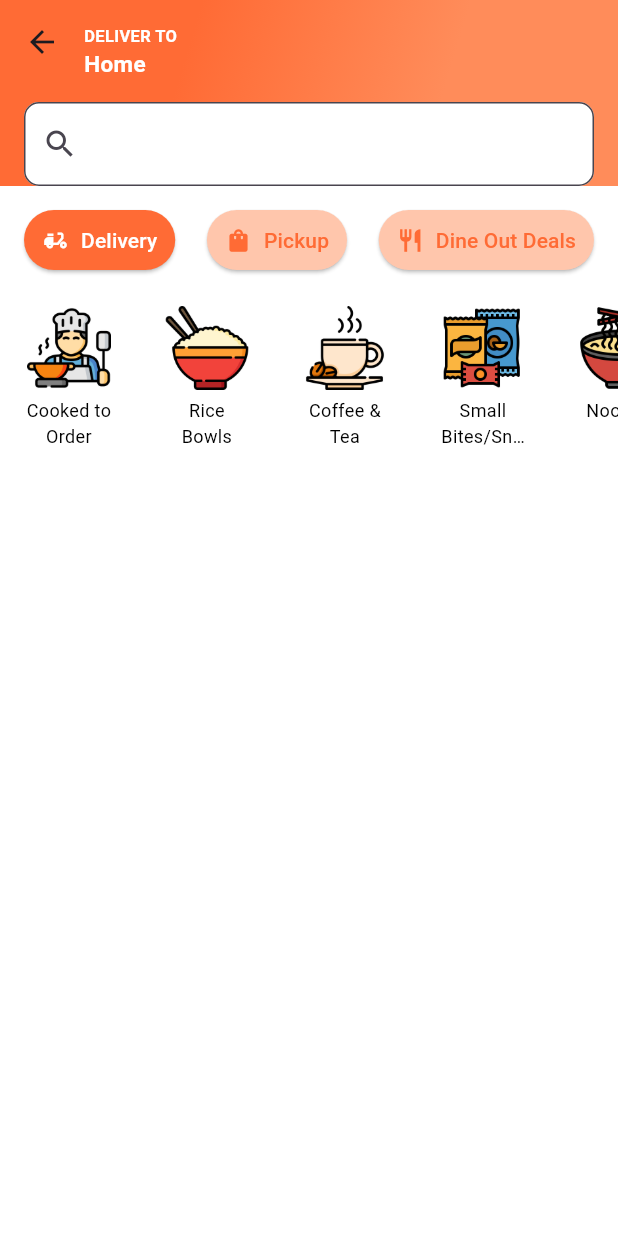
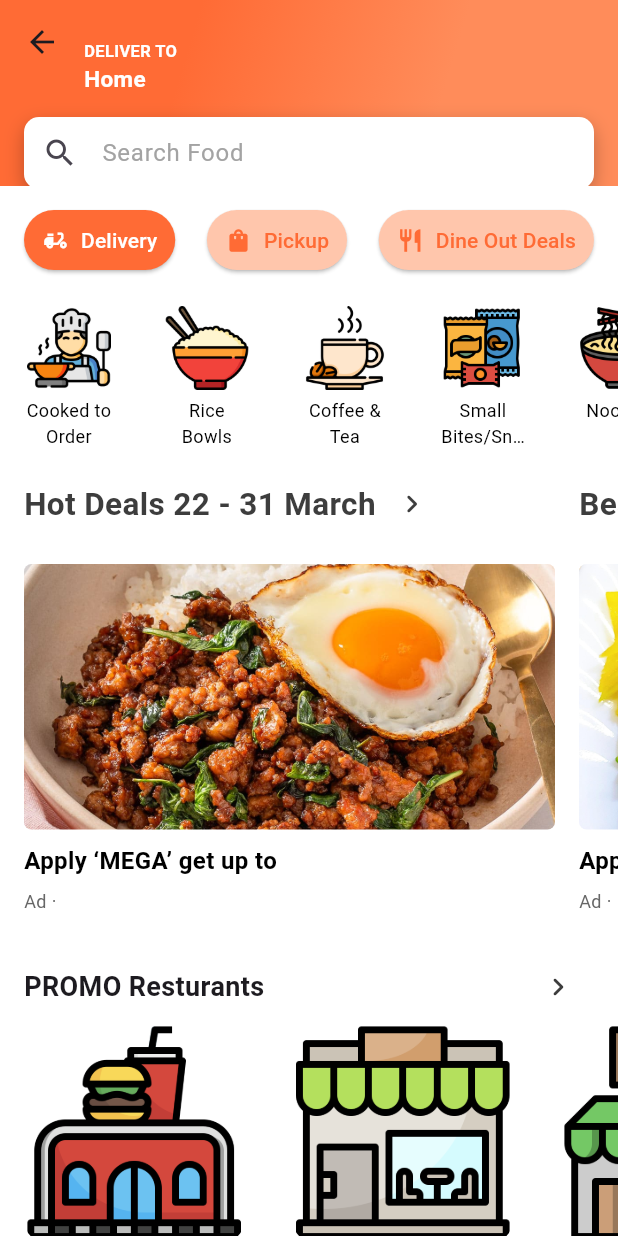
Before and after one commit to Asteriskzkx/aroigo, a Flutter app: the screen it shows after launch, after a tap on "Food", on a phone screen of 412 x 824 dp. Run offline on Flutter 3.47's test engine with Material 3 defaults, Android fonts, the phone set to English and light mode, and no system bars; Roboto replaces fonts that are missing (SF Pro Display).

Commit message:
Food Screen | Create PROMO Restaurants

```diff
--- a/lib/screens/foodscreen_new.dart
+++ b/lib/screens/foodscreen_new.dart
@@ -1,4 +1,6 @@
+import 'package:aroigo/widgets/bigroundedcard.dart';
 import 'package:aroigo/widgets/categorytogglebutton.dart';
+import 'package:aroigo/widgets/promorestaurantcard.dart';
 import 'package:aroigo/widgets/togglebutton.dart';
 import 'package:flutter/material.dart';
 
@@ -63,6 +65,7 @@ class _FoodscreenNew extends State<FoodscreenNew> {
                           Column(
                             crossAxisAlignment: CrossAxisAlignment.start,
                             children: [
+                              SizedBox(height: 10),
                               const Text(
                                 "DELIVER TO",
                                 style: TextStyle(
@@ -86,16 +89,41 @@ class _FoodscreenNew extends State<FoodscreenNew> {
                         ],
                       ),
                       SizedBox(height: 15),
-                      TextField(
-                        controller: _searchController,
-                        decoration: InputDecoration(
-                          // labelText: 'Search',
-                          prefixIcon: const Icon(Icons.search),
-                          border: OutlineInputBorder(
-                            borderRadius: BorderRadius.circular(10.0),
+                      Container(
+                        decoration: BoxDecoration(
+                          color: Colors.white,
+                          borderRadius: BorderRadius.circular(10.0),
+                          boxShadow: [
+                            BoxShadow(
+                              color: Colors.black26,
+                              blurRadius: 10,
+                              offset: Offset(0, 5),
+                            ),
+                          ],
+                        ),
+                        child: TextField(
+                          controller: _searchController,
+                          decoration: InputDecoration(
+                            prefixIcon: const Icon(Icons.search),
+                            hintText: 'Search Food',
+                            hintStyle: TextStyle(
+                              fontSize: 16.0,
+                              fontFamily: 'SF Pro Display',
+                              color: Color(0xFFA3A3A3),
+                            ),
+                            border: InputBorder.none,
+                            focusedBorder: InputBorder.none,
+                            enabledBorder: InputBorder.none,
+                            contentPadding: EdgeInsets.symmetric(
+                              vertical: 12.0,
+                              horizontal: 16.0,
+                            ),
                           ),
-                          filled: true,
-                          fillColor: Colors.white,
+                          style: TextStyle(
+                            fontSize: 16.0,
+                            fontFamily: 'SF Pro Display',
+                            color: Colors.black,
+                          ),
                         ),
                       ),
                     ],
@@ -124,6 +152,66 @@ class _FoodscreenNew extends State<FoodscreenNew> {
                       ),
                       const SizedBox(height: 6),
                       Categorytogglebutton(),
+                      const SizedBox(height: 13),
+                      SingleChildScrollView(
+                        scrollDirection: Axis.horizontal,
+                        child: Row(
+                          children: [
+                            Padding(
+                              padding: const EdgeInsets.only(
+                                left: 16,
+                                right: 16,
+                              ),
+                              child: Bigroundedcard(
+                                title: 'Hot Deals 22 - 31 March',
+                                subtitle: 'Apply ‘MEGA’ get up to',
+                                imagePath:
+                                    'assets/images/Pad-Kra-Pao-Thai-Basil-Minced-Pork.jpg',
+                                onPressed: () {},
+                              ),
+                            ),
+                            Padding(
+                              padding: const EdgeInsets.only(right: 16.0),
+                              child: Bigroundedcard(
+                                title: 'Best Value Deals!',
+                                subtitle: 'Apply ‘MEGA’ get up to',
+                                imagePath: 'assets/images/Khao khluk kapi.jpg',
+                                onPressed: () {},
+                              ),
+                            ),
+                          ],
+                        ),
+                      ),
+                      const SizedBox(height: 25),
+                      Container(
+                        alignment: Alignment.centerLeft,
+                        padding: EdgeInsets.only(left: 16, right: 16),
+                        child: Row(
+                          mainAxisAlignment: MainAxisAlignment.start,
+                          children: [
+                            Expanded(
+                              child: Text(
+                                'PROMO Resturants',
+                                style: TextStyle(
+                                  fontFamily: 'SF Pro Display',
+                                  fontSize: 18,
+                                  fontWeight: FontWeight.bold,
+                                ),
+                              ),
+                            ),
+                            IconButton(
+                              icon: Icon(
+                                Icons.keyboard_arrow_right_rounded,
+                                color: Color(0XFF3D3D3D),
+                                size: 24,
+                              ),
+                              onPressed: () {},
+                            ),
+                          ],
+                        ),
+                      ),
+                      Promorestaurantcard(),
+                      const SizedBox(height: 75),
                     ],
                   );
                 }
--- a/lib/screens/homescreen.dart
+++ b/lib/screens/homescreen.dart
@@ -81,6 +81,11 @@ class _HomeScreenState extends State<HomeScreen> {
                                 SizedBox(width: 10),
                                 Expanded(
                                   child: TextField(
+                                    style: TextStyle(
+                                      fontSize: 16.0,
+                                      fontFamily: 'SF Pro Display',
+                                      color: Colors.black,
+                                    ),
                                     decoration: InputDecoration(
                                       hintText: 'Search Food',
                                       border: InputBorder.none,
--- a/lib/widgets/categorytogglebutton.dart
+++ b/lib/widgets/categorytogglebutton.dart
@@ -78,9 +78,10 @@ class _Categorytogglebutton extends State<Categorytogglebutton> {
             child: Text(
               label,
               style: TextStyle(
-                color: isSelected ? Colors.orange : Colors.black,
+                color: Colors.black,
                 fontSize: 12,
                 fontFamily: 'SF Pro Display',
+                fontWeight: FontWeight.normal,
               ),
               softWrap: true,
               overflow: TextOverflow.ellipsis,
--- /dev/null
+++ b/lib/widgets/promorestaurantcard.dart
@@ -0,0 +1,176 @@
+import 'package:flutter/material.dart';
+
+class Promorestaurantcard extends StatefulWidget {
+  const Promorestaurantcard({super.key});
+
+  @override
+  State<StatefulWidget> createState() {
+    return _Promorestaurantcard();
+  }
+}
+
+class _Promorestaurantcard extends State<Promorestaurantcard> {
+  final List<Map<String, dynamic>> promoRestaurant = [
+    {
+      'restaurantName': 'Burger Sabai',
+      'deliveryTime': 20,
+      'distance': 2.8,
+      'imagePath': 'assets/images/fast-food.png',
+    },
+    {
+      'restaurantName': 'Ruen Rim Thanon',
+      'deliveryTime': 30,
+      'distance': 3.8,
+      'imagePath': 'assets/images/restaurant.png',
+    },
+    {
+      'restaurantName': 'Cafe Baan Suan',
+      'deliveryTime': 25,
+      'distance': 3.0,
+      'imagePath': 'assets/images/coffee-shop.png',
+    },
+    {
+      'restaurantName': 'Kin Dee Delivery',
+      'deliveryTime': 15,
+      'distance': 2.0,
+      'imagePath': 'assets/images/restaurant (1).png',
+    },
+    {
+      'restaurantName': 'Rod Ded Rim Thang',
+      'deliveryTime': 25,
+      'distance': 2.8,
+      'imagePath': 'assets/images/restaurant (2).png',
+    },
+    {
+      'restaurantName': 'Ruen Halal Thai',
+      'deliveryTime': 30,
+      'distance': 3.5,
+      'imagePath': 'assets/images/restaurant (3).png',
+    },
+    {
+      'restaurantName': 'Baan Kanom Thai',
+      'deliveryTime': 20,
+      'distance': 2.6,
+      'imagePath': 'assets/images/restaurant (4).png',
+    },
+    {
+      'restaurantName': 'Kuay Tiew Rim Klong',
+      'deliveryTime': 18,
+      'distance': 2.3,
+      'imagePath': 'assets/images/restaurant (5).png',
+    },
+    {
+      'restaurantName': 'Ruen Thai Modern',
+      'deliveryTime': 30,
+      'distance': 3.2,
+      'imagePath': 'assets/images/restaurant (6).png',
+    },
+    {
+      'restaurantName': 'Cafe Rim Nam',
+      'deliveryTime': 20,
+      'distance': 2.9,
+      'imagePath': 'assets/images/coffee-shop (1).png',
+    },
+    {
+      'restaurantName': 'Ruen Suan Som',
+      'deliveryTime': 25,
+      'distance': 3.1,
+      'imagePath': 'assets/images/pizzeria.png',
+    },
+  ];
+
+  @override
+  Widget build(BuildContext context) {
+    return SingleChildScrollView(
+      scrollDirection: Axis.horizontal,
+      child: Row(
+        children:
+            promoRestaurant.map((restaurant) {
+              return _buildRestaurantCard(
+                restaurant['restaurantName'],
+                restaurant['deliveryTime'],
+                restaurant['distance'],
+                restaurant['imagePath'],
+              );
+            }).toList(),
+      ),
+    );
+  }
+
+  Widget _buildRestaurantCard(
+    String restaurantName,
+    int deliveryTime,
+    double distance,
+    String imagePath,
+  ) {
+    return Padding(
+      padding: const EdgeInsets.symmetric(horizontal: 16.0),
+      child: Column(
+        crossAxisAlignment: CrossAxisAlignment.start,
+        children: [
+          ClipRRect(
+            borderRadius: BorderRadius.circular(16.0),
+            child: Image.asset(
+              imagePath,
+              width: 147,
+              height: 147,
+              fit: BoxFit.cover,
+            ),
+          ),
+          const SizedBox(height: 9),
+          Text(
+            'PROMO',
+            style: TextStyle(
+              color: Color(0XFFFF6B35),
+              fontFamily: 'SF Pro Display',
+              fontSize: 12,
+              fontWeight: FontWeight.bold,
+            ),
+          ),
+          const SizedBox(height: 4),
+          ConstrainedBox(
+            constraints: BoxConstraints(maxWidth: 147),
+            child: Text(
+              restaurantName,
+              style: TextStyle(
+                fontFamily: 'SF Pro Display',
+                color: Colors.black,
+                fontSize: 13,
+                fontWeight: FontWeight.bold,
+              ),
+              softWrap: true,
+              overflow: TextOverflow.ellipsis,
+              maxLines: 1,
+            ),
+          ),
+          const SizedBox(height: 4),
+          Row(
+            children: [
+              Icon(Icons.delivery_dining, color: Colors.orange, size: 16),
+              const SizedBox(width: 4),
+              Text(
+                '$deliveryTime min',
+                style: TextStyle(
+                  fontFamily: 'SF Pro Display',
+                  fontSize: 12,
+                  color: Color(0xFF676767),
+                ),
+              ),
+              const SizedBox(width: 8),
+              Icon(Icons.location_on, color: Colors.orange, size: 16),
+              const SizedBox(width: 4),
+              Text(
+                '$distance km',
+                style: TextStyle(
+                  fontFamily: 'SF Pro Display',
+                  fontSize: 12,
+                  color: Color(0xFF676767),
+                ),
+              ),
+            ],
+          ),
+        ],
+      ),
+    );
+  }
+}
```
Also changed, not shown: assets/images/Khao khluk kapi.jpg (added), assets/images/Pad-Kra-Pao-Thai-Basil-Minced-Pork.jpg (added), assets/images/burger-bar.png (added), assets/images/coffee-shop (1).png (added), assets/images/coffee-shop.png (added), assets/images/fast-food.png (added), assets/images/pizzeria.png (added), assets/images/restaurant (1).png (added), assets/images/restaurant (2).png (added), assets/images/restaurant (3).png (added), assets/images/restaurant (4).png (added), assets/images/restaurant (5).png (added), assets/images/restaurant (6).png (added), assets/images/restaurant.png (added).
